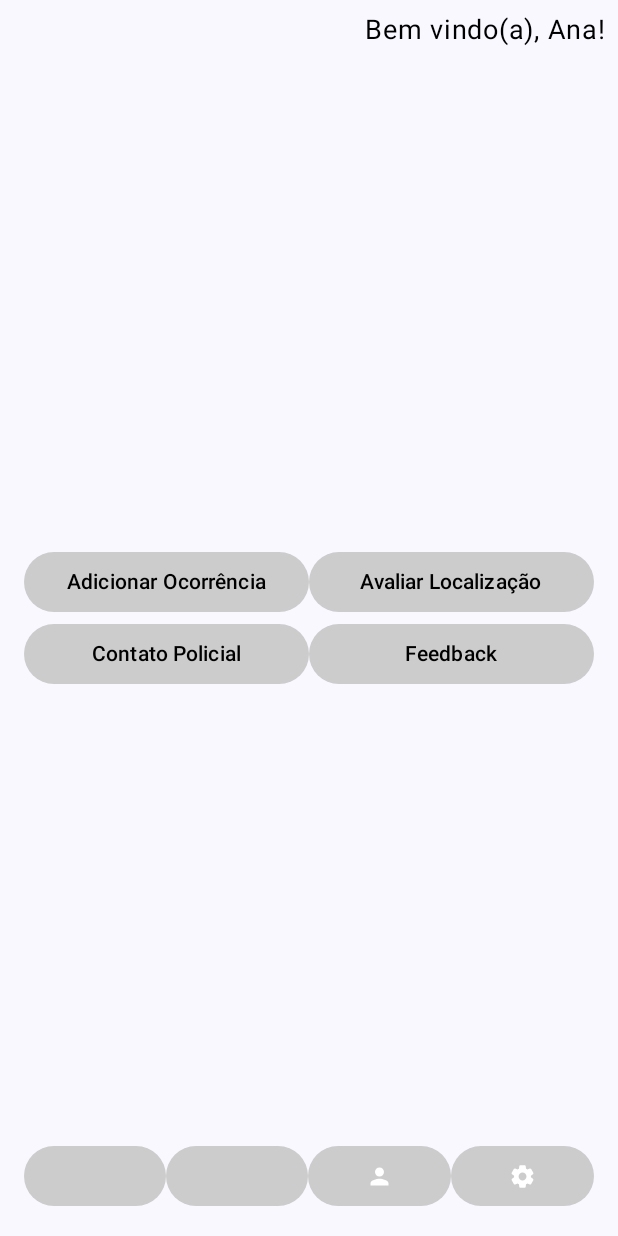
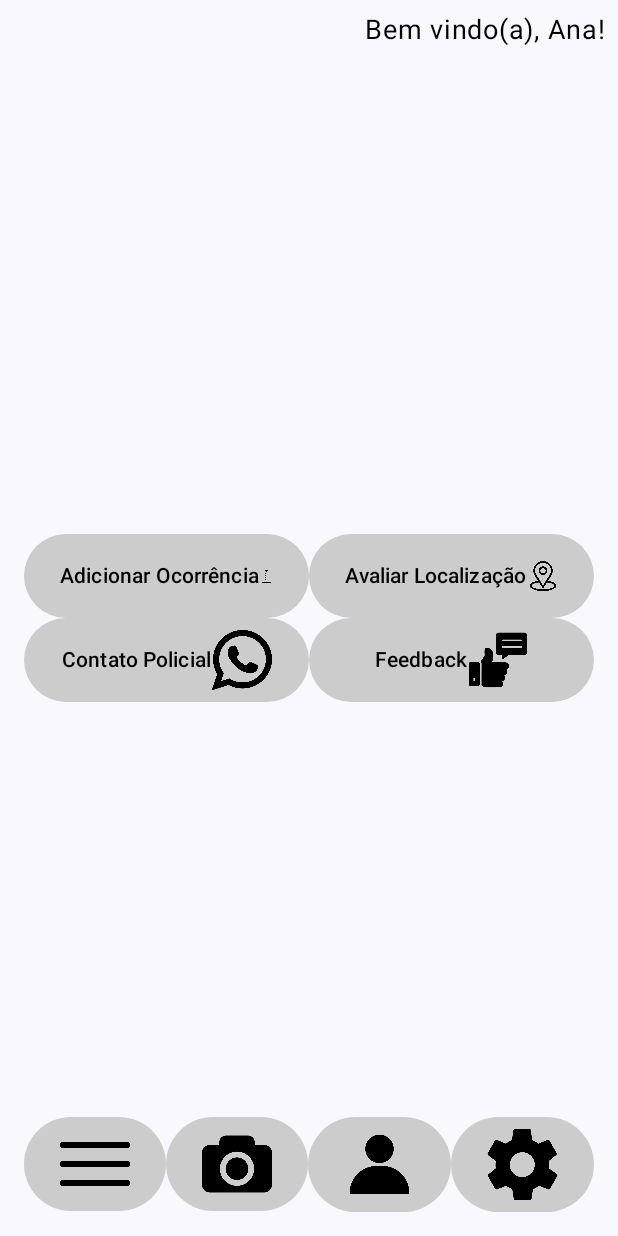
Before and after one commit to beatrizmgomes/BlitzProject, an Android app built with Jetpack Compose: the screen it shows after launch (TelaPrincipal), on a phone screen of 412 x 824 dp. Run offline under Robolectric (Android 15) with nearby library versions, the phone set to English and light mode, and no system bars.

Commit message:
Imagens dos botões adicionadas à pasta drawable. Tentando ajustar as imagens nos botões.

```diff
--- a/app/build.gradle.kts
+++ b/app/build.gradle.kts
@@ -54,7 +54,6 @@ dependencies {
     implementation("androidx.core:core-ktx:1.9.0")
     implementation("androidx.lifecycle:lifecycle-runtime-ktx:2.6.2")
     implementation("androidx.activity:activity-compose:1.7.2")
-    implementation 'com.louiscad.splitties:splitties-svg:4.0.0-beta02'
     implementation(platform("androidx.compose:compose-bom:2023.03.00"))
     implementation("androidx.compose.ui:ui")
     implementation("androidx.compose.ui:ui-graphics")
--- a/app/src/main/java/br/com/fiap/blitzproject/TelaPrincipal.kt
+++ b/app/src/main/java/br/com/fiap/blitzproject/TelaPrincipal.kt
@@ -2,13 +2,12 @@ package br.com.fiap.blitzproject
 
 
 import android.os.Bundle
-import android.widget.ImageButton
 import androidx.activity.ComponentActivity
 import androidx.activity.compose.setContent
 import androidx.compose.foundation.Image
-import androidx.compose.foundation.background
 import androidx.compose.foundation.layout.Arrangement
 import androidx.compose.foundation.layout.Box
+
 
 
 import androidx.compose.foundation.layout.Column
@@ -35,16 +34,10 @@ import androidx.compose.ui.unit.sp
 import br.com.fiap.blitzproject.ui.theme.BlitzProjectTheme
 
 import androidx.compose.material.icons.Icons
-import androidx.compose.material.icons.filled.Menu
 import androidx.compose.material.icons.filled.Person
-import androidx.compose.material.icons.filled.Settings
-import androidx.compose.material.icons.materialIcon
 import androidx.compose.material.icons.rounded.Settings
-import androidx.compose.material3.BottomAppBar
 import androidx.compose.material3.Icon
 import androidx.compose.ui.res.painterResource
-import androidx.compose.ui.res.stringResource
-import com.louiscad.splitties.resources.splittiesSvgResource
 
 
 class TelaPrincipal : ComponentActivity() {
@@ -107,7 +100,14 @@ fun TelaInicial() {
                     text = "Adicionar Ocorrência",
                     color = Color.Black
                 )
+                Image(
+                    painter = painterResource(id = R.drawable.bmi_lista),
+                    contentDescription = "Imagem de lista/adição",
+                    modifier = Modifier
+                        .size(40.dp)
+                )
             }
+
             Button(
                 onClick = { /*TODO*/ },
                 modifier = Modifier
@@ -119,6 +119,13 @@ fun TelaInicial() {
                 Text(
                     text = "Avaliar Localização",
                     color = Color.Black
+                )
+
+                Image(
+                    painter = painterResource(id = R.drawable.bmi_localizacao),
+                    contentDescription = "Logo localização/google maps",
+                    modifier = Modifier
+                        .size(40.dp)
                 )
             }
         }
@@ -140,9 +147,16 @@ fun TelaInicial() {
                     text = "Contato Policial",
                     color = Color.Black
                 )
+                Image(
+                    painter = painterResource(id = R.drawable.bmi_contato),
+                    contentDescription = "Logo Whatsapp",
+                    modifier = Modifier
+                        .size(40.dp)
+                )
             }
+
+
             Button(
-
                 onClick = { /*TODO*/ },
                 modifier = Modifier
                     .weight(1f) // Distribuir espaço igualmente entre os botões
@@ -151,10 +165,17 @@ fun TelaInicial() {
 
             ) {
                 Text(
-                    text = "Feedback",
-                    color = Color.Black
+                text = "Feedback",
+                color = Color.Black
+            )
+                Image(
+                    painter = painterResource(id = R.drawable.bmi_feedbackcliente),
+                    contentDescription = "Logo feedback do cliente, polegar positivo.",
+                    modifier = Modifier
+                        .size(40.dp)
                 )
             }
+
         }
 
     }
@@ -181,6 +202,10 @@ fun TelaInicial() {
                 colors = ButtonDefaults.buttonColors(containerColor = Color.LightGray)
             ) {
                 // Conteúdo do Botão 1 (Ícone 1)
+                Image(
+                    painter = painterResource(id = R.drawable.bmi_menu),
+                    contentDescription = "Logo menu de itens."
+                )
 
             }
 
@@ -192,6 +217,10 @@ fun TelaInicial() {
                 colors = ButtonDefaults.buttonColors(containerColor = Color.LightGray)
             ) {
                 // Conteúdo do Botão 2 (Ícone 2)
+                Image(
+                    painter = painterResource(id = R.drawable.bmi_camera),
+                    contentDescription = "Logo câmera fotográfica."
+                )
 
             }
 
@@ -204,11 +233,9 @@ fun TelaInicial() {
 
             ) {
                 // Conteúdo do Botão 3 (Ícone 3)
-                Icon(
-                    imageVector = Icons.Filled.Person,
-                    contentDescription = null,
-                    modifier = Modifier.size(ButtonDefaults.IconSize)
-
+                Image(
+                    painter = painterResource(id = R.drawable.bmi_perfil),
+                    contentDescription = "Logo perfil do usuário."
                 )
             }
 
@@ -221,10 +248,9 @@ fun TelaInicial() {
 
             ) {
                 // Conteúdo do Botão 4 (Ícone 4)
-                Icon(
-                    imageVector = Icons.Rounded.Settings,
-                    contentDescription = null,
-                    modifier = Modifier.size(ButtonDefaults.IconSize)
+                Image(
+                    painter = painterResource(id = R.drawable.bmi_config),
+                    contentDescription = "Logo de configurações."
                 )
 
             }
```
Also changed, not shown: app/src/main/res/drawable/bmi_avaliacao.png (added), app/src/main/res/drawable/bmi_config.png (added), app/src/main/res/drawable/bmi_contato.png (added), app/src/main/res/drawable/bmi_feedbackcliente.png (added), app/src/main/res/drawable/bmi_lista.png (added), app/src/main/res/drawable/bmi_localizacao.png (added), app/src/main/res/drawable/bmi_menu.png (added), app/src/main/res/drawable/bmi_perfil.png (added), app/src/main/res/drawable/ic_launcher_foreground.xml (line endings or trailing spaces).
